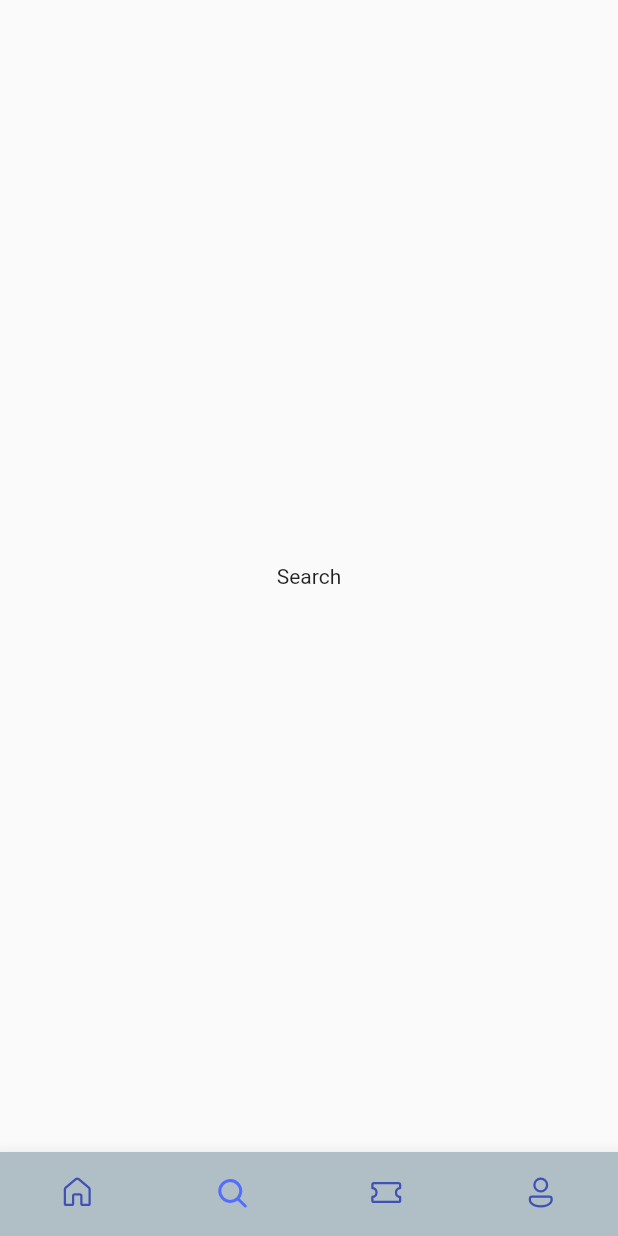
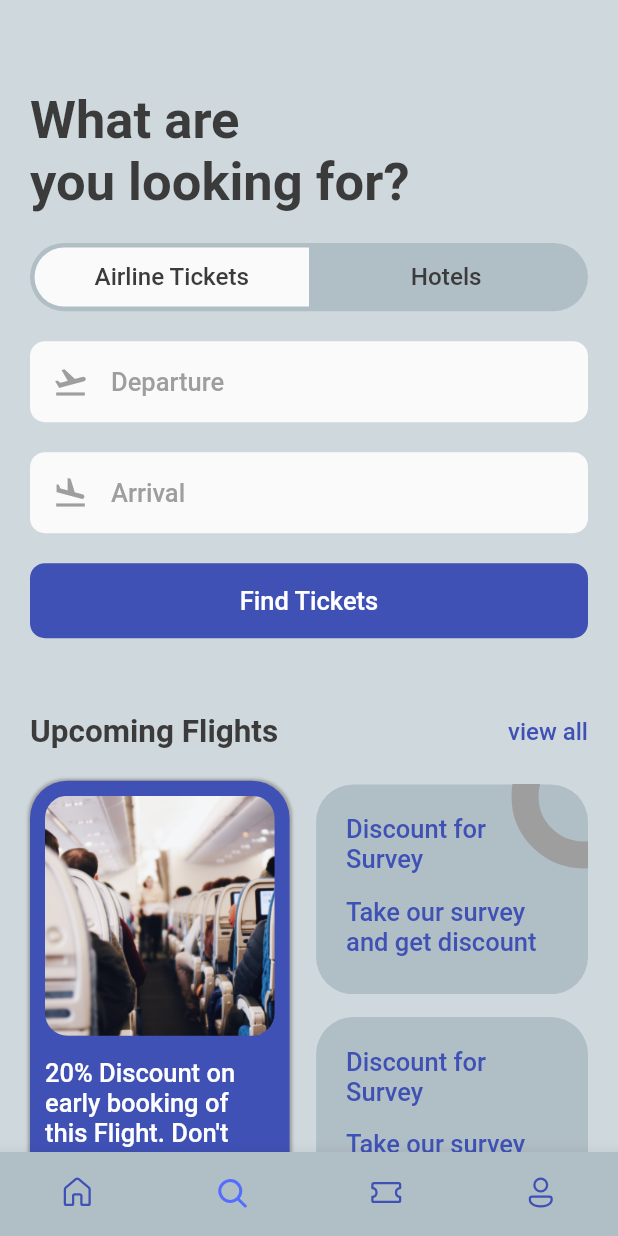
Before and after one commit to fabian-emmanuel/TicketBookerApp, a Flutter app: the screen it shows after launch, item 2 of the bottom bar chosen, on a phone screen of 412 x 824 dp. Run offline on Flutter 3.47's test engine with Material 2 defaults, Android fonts, the phone set to English and light mode, and no system bars; our stand-ins replace fluentui_icons, gap, get.

Commit message:
add search screen

```diff
--- a/lib/screens/bottom_bar.dart
+++ b/lib/screens/bottom_bar.dart
@@ -1,4 +1,5 @@
 import 'package:booktickets/screens/home_screen.dart';
+import 'package:booktickets/screens/search_screen.dart';
 import 'package:booktickets/utils/app_styles.dart';
 import 'package:fluentui_icons/fluentui_icons.dart';
 import 'package:flutter/material.dart';
@@ -14,7 +15,7 @@ class _BottomBarState extends State<BottomBar> {
 
   static final List<Widget> _widgetOptions = [
     const HomeScreen(),
-    const Text("Search"),
+    const SearchScreen(),
     const Text("Tickets"),
     const Text("Profile")
   ];
--- a/lib/screens/home_screen.dart
+++ b/lib/screens/home_screen.dart
@@ -3,6 +3,8 @@ import 'package:booktickets/screens/tickets_view.dart';
 import 'package:booktickets/utils/app_info_list.dart';
 import 'package:booktickets/utils/app_layout.dart';
 import 'package:booktickets/utils/app_styles.dart';
+import 'package:booktickets/widgets/icon_text_widget.dart';
+import 'package:booktickets/widgets/row_text_widget.dart';
 import 'package:fluentui_icons/fluentui_icons.dart';
 import 'package:flutter/material.dart';
 import 'package:gap/gap.dart';
@@ -17,7 +19,7 @@ class HomeScreen extends StatelessWidget {
       body: ListView(
         children: [
           Container(
-            padding: EdgeInsets.symmetric(horizontal: AppLayout.getHeight(20)),
+            padding: EdgeInsets.symmetric(horizontal: AppLayout.getWidth(20)),
             child: Column(
               children: [
                 const Gap(50),
@@ -46,34 +48,9 @@ class HomeScreen extends StatelessWidget {
                   ],
                 ),
                 const Gap(30),
-                Container(
-                  padding: EdgeInsets.symmetric(vertical: AppLayout.getHeight(15), horizontal: AppLayout.getHeight(15)),
-                  decoration: BoxDecoration(
-                    color: Styles.bgSec,
-                    borderRadius: BorderRadius.circular(AppLayout.getHeight(10))
-                  ),
-                  child: Row(
-                    children: [
-                      Row(
-                        children: [
-                          Icon(FluentSystemIcons.ic_fluent_search_regular, color: Styles.iconColor),
-                          const Gap(10),
-                          Text("Search", style: Styles.headLine3)
-                        ],
-                      ),
-                    ],
-                  ),
-                ),
+                AppIconText(icon: FluentSystemIcons.ic_fluent_search_regular, text: "Search", boxColor: Styles.bgSec!),
                 const Gap(40),
-                Row(
-                  mainAxisAlignment: MainAxisAlignment.spaceBetween,
-                  children: [
-                    Text("Upcoming Flights", style: Styles.headLine2),
-                    InkWell(
-                        onTap: () => print("You tapped Me!"),
-                        child: Text("view all", style: Styles.textLinkStyle))
-                  ],
-                )
+                const RowTextWidget(bigText: "Upcoming Flights", smallText: "view all"),
               ],
             ),
           ),
@@ -86,17 +63,8 @@ class HomeScreen extends StatelessWidget {
           ),
           const Gap(30),
           Container(
-            padding: const EdgeInsets.symmetric(horizontal: 20),
-            child: Row(
-              mainAxisAlignment: MainAxisAlignment.spaceBetween,
-              children: [
-                Text("Hotels", style: Styles.headLine2),
-                InkWell(
-                    onTap: () => print("You tapped Me!"),
-                    child: Text("view all", style: Styles.textLinkStyle))
-              ],
-            ),
-          ),
+              padding: EdgeInsets.symmetric(horizontal: AppLayout.getWidth(20)),
+              child: const RowTextWidget(bigText: "Hotels", smallText: "view all")),
           const Gap(15),
           SingleChildScrollView(
             scrollDirection: Axis.horizontal,
--- a/lib/screens/hotel_screen.dart
+++ b/lib/screens/hotel_screen.dart
@@ -17,7 +17,7 @@ class HotelScreen extends StatelessWidget {
       padding: EdgeInsets.symmetric(horizontal: AppLayout.getHeight(10), vertical: AppLayout.getHeight(10)),
       decoration: BoxDecoration(
         color: Styles.secondary,
-        borderRadius: BorderRadius.circular(AppLayout.getHeight(20))
+        borderRadius: BorderRadius.circular(AppLayout.getHeight(25))
       ),
       child: Column(
         crossAxisAlignment: CrossAxisAlignment.start,
--- a/lib/screens/search_screen.dart
+++ b/lib/screens/search_screen.dart
@@ -0,0 +1,167 @@
+import 'package:booktickets/screens/hotel_screen.dart';
+import 'package:booktickets/utils/app_layout.dart';
+import 'package:booktickets/utils/app_styles.dart';
+import 'package:booktickets/widgets/icon_text_widget.dart';
+import 'package:booktickets/widgets/row_text_widget.dart';
+import 'package:fluentui_icons/fluentui_icons.dart';
+import 'package:flutter/material.dart';
+import 'package:gap/gap.dart';
+
+class SearchScreen extends StatelessWidget {
+  const SearchScreen({Key? key}) : super(key: key);
+
+  @override
+  Widget build(BuildContext context) {
+    final size = AppLayout.getSize(context);
+
+    return Scaffold(
+      backgroundColor: Styles.bgPri,
+      body: ListView(
+        padding: EdgeInsets.symmetric(horizontal: AppLayout.getWidth(20), vertical: AppLayout.getWidth(20)),
+        children: [
+          Gap(AppLayout.getHeight(40)),
+          Text("What are\nyou looking for?", style: Styles.headLine1.copyWith(fontSize: 35)),
+          Gap(AppLayout.getHeight(20)),
+          FittedBox(
+            child: Container(
+              padding: EdgeInsets.all(AppLayout.getHeight(3),),
+              decoration: BoxDecoration(
+                borderRadius: BorderRadius.circular(AppLayout.getHeight(50)),
+                color: Styles.bgSec,
+              ),
+              child: Row(
+                children: [
+                  Container(
+                      padding: EdgeInsets.all(AppLayout.getHeight(10),),
+                      width: size.width*0.44,
+                      decoration: BoxDecoration(
+                      borderRadius: BorderRadius.horizontal(left: Radius.circular(AppLayout.getHeight(50))),
+                      color: Styles.boxColor,
+                    ),
+                      child: Center(child: Text("Airline Tickets", style: Styles.textStyle)),
+                  ),
+                  Container(
+                      padding: EdgeInsets.all(AppLayout.getHeight(10),),
+                      width: size.width*0.44,
+                      decoration: BoxDecoration(
+                        borderRadius: BorderRadius.horizontal(right: Radius.circular(AppLayout.getHeight(50))),
+                        color: Styles.bgSec,
+                      ),
+                      child: Center(child: Text("Hotels", style: Styles.textStyle))),
+                ],
+              ),
+            ),
+          ),
+          Gap(AppLayout.getHeight(20)),
+          AppIconText(icon: Icons.flight_takeoff_outlined, text: "Departure", boxColor: Styles.boxColor!),
+          Gap(AppLayout.getHeight(20)),
+          AppIconText(icon: Icons.flight_land_outlined, text: "Arrival", boxColor: Styles.boxColor!),
+          Gap(AppLayout.getHeight(20)),
+          Container(
+            padding: EdgeInsets.symmetric(vertical: AppLayout.getHeight(15), horizontal: AppLayout.getHeight(15)),
+            decoration: BoxDecoration(
+                color: Styles.secondary,
+                borderRadius: BorderRadius.circular(AppLayout.getHeight(10))
+            ),
+            child: Center(child: Text("Find Tickets", style: Styles.headLine3.copyWith(color: Styles.white)))
+          ),
+          Gap(AppLayout.getHeight(50)),
+          const RowTextWidget(bigText: "Upcoming Flights", smallText: "view all"),
+          Gap(AppLayout.getHeight(20)),
+          Row(
+            mainAxisAlignment: MainAxisAlignment.spaceBetween,
+            children: [
+              Container(
+                padding: EdgeInsets.symmetric(horizontal: AppLayout.getWidth(10), vertical: AppLayout.getWidth(10)),
+                height: AppLayout.getHeight(300),
+                width: size.width*0.42,
+                decoration: BoxDecoration(
+                  color: Styles.secondary,
+                  borderRadius: BorderRadius.circular(AppLayout.getHeight(25)),
+                  boxShadow: [
+                    BoxShadow(
+                      color: Styles.greyShade5,
+                      blurRadius: 1,
+                      spreadRadius: 1,
+                    )
+                  ]
+                ),
+                child: Column(
+                  children: [
+                    Container(
+                      height: AppLayout.getHeight(160),
+                      decoration: BoxDecoration(
+                        borderRadius: BorderRadius.circular(AppLayout.getHeight(15)),
+                        image: const DecorationImage(
+                            image: AssetImage("assets/images/sit.jpg"),
+                          fit: BoxFit.cover,
+                        )
+                      ),
+                    ),
+                    Gap(AppLayout.getHeight(15)),
+                    Text("20% Discount on early booking of this Flight. Don't miss out", style: Styles.headLine3.copyWith(color: Styles.white)),
+                  ],
+                ),
+              ),
+              Column(
+                children: [
+                  Stack(
+                    children: [
+                      Container(
+                        padding: EdgeInsets.symmetric(horizontal: AppLayout.getWidth(20), vertical: AppLayout.getWidth(20)),
+                        width: size.width*0.44,
+                        height: AppLayout.getHeight(140),
+                        decoration: BoxDecoration(
+                          borderRadius: BorderRadius.circular(AppLayout.getHeight(25)),
+                          color: Styles.bgSec,
+                        ),
+                        child: Column(
+                          crossAxisAlignment: CrossAxisAlignment.start,
+                          children: [
+                            Text("Discount for Survey", style: Styles.headLine3.copyWith(color: Styles.secondary)),
+                            Gap(AppLayout.getHeight(15)),
+                            Text("Take our survey and get discount", style: Styles.headLine3.copyWith(color: Styles.secondary)),
+                          ],
+                        ),
+                      ),
+                      Positioned(
+                        right: -45,
+                        top: -40,
+                        child: Container(
+                          padding: EdgeInsets.all(AppLayout.getHeight(30)),
+                          decoration: BoxDecoration(
+                              shape: BoxShape.circle,
+                              border: Border.all(width: AppLayout.getWidth(18),color: Styles.greyShade5),
+                          ),
+                        ),
+                      ),
+                    ],
+                  ),
+                  Gap(AppLayout.getHeight(15)),
+                  Container(
+                    padding: EdgeInsets.symmetric(horizontal: AppLayout.getWidth(20), vertical: AppLayout.getWidth(20)),
+                    width: size.width*0.44,
+                    height: AppLayout.getHeight(140),
+                    decoration: BoxDecoration(
+                      borderRadius: BorderRadius.circular(AppLayout.getHeight(25)),
+                      color: Styles.bgSec,
+                    ),
+                    child: Column(
+                      crossAxisAlignment: CrossAxisAlignment.start,
+                      children: [
+                        Text("Discount for Survey", style: Styles.headLine3.copyWith(color: Styles.secondary)),
+                        Gap(AppLayout.getHeight(15)),
+                        Text("Take our survey and get discount", style: Styles.headLine3.copyWith(color: Styles.secondary)),
+                      ],
+                    ),
+                  ),
+                ],
+              )
+            ],
+          )
+        ],
+
+      ),
+    );
+  }
+}
--- a/lib/utils/app_styles.dart
+++ b/lib/utils/app_styles.dart
@@ -15,6 +15,7 @@ class Styles{
   static Color iconColor = Colors.grey.shade500;
   static Color white = Colors.white;
   static Color red = Colors.red.shade300;
+  static Color greyShade5 = Colors.grey.shade500;
 
   static TextStyle textStyle = TextStyle(fontSize: 16, color: textColor, fontWeight: FontWeight.w500);
   static TextStyle textLinkStyle = TextStyle(fontSize: 16, color: secondary, fontWeight: FontWeight.w500);
--- /dev/null
+++ b/lib/widgets/icon_text_widget.dart
@@ -0,0 +1,33 @@
+import 'package:booktickets/utils/app_layout.dart';
+import 'package:booktickets/utils/app_styles.dart';
+import 'package:flutter/material.dart';
+import 'package:gap/gap.dart';
+
+class AppIconText extends StatelessWidget {
+  final IconData icon;
+  final String text;
+  final Color boxColor;
+  const AppIconText({Key? key, required this.icon, required this.text, required this.boxColor}) : super(key: key);
+
+  @override
+  Widget build(BuildContext context) {
+    return Container(
+      padding: EdgeInsets.symmetric(vertical: AppLayout.getHeight(15), horizontal: AppLayout.getWidth(15)),
+      decoration: BoxDecoration(
+          color: boxColor,
+          borderRadius: BorderRadius.circular(AppLayout.getHeight(10))
+      ),
+      child: Row(
+        children: [
+          Row(
+            children: [
+              Icon(icon, color: Styles.iconColor),
+              Gap(AppLayout.getWidth(15)),
+              Text(text, style: Styles.headLine3)
+            ],
+          ),
+        ],
+      ),
+    );
+  }
+}
--- /dev/null
+++ b/lib/widgets/row_text_widget.dart
@@ -0,0 +1,21 @@
+import 'package:booktickets/utils/app_styles.dart';
+import 'package:flutter/material.dart';
+
+class RowTextWidget extends StatelessWidget {
+  final String bigText;
+  final String smallText;
+  const RowTextWidget({Key? key, required this.bigText, required this.smallText}) : super(key: key);
+
+  @override
+  Widget build(BuildContext context) {
+    return Row(
+      mainAxisAlignment: MainAxisAlignment.spaceBetween,
+      children: [
+        Text(bigText, style: Styles.headLine2),
+        InkWell(
+            onTap: () => print("You tapped Me!"),
+            child: Text(smallText, style: Styles.textLinkStyle))
+      ],
+    );
+  }
+}
```
